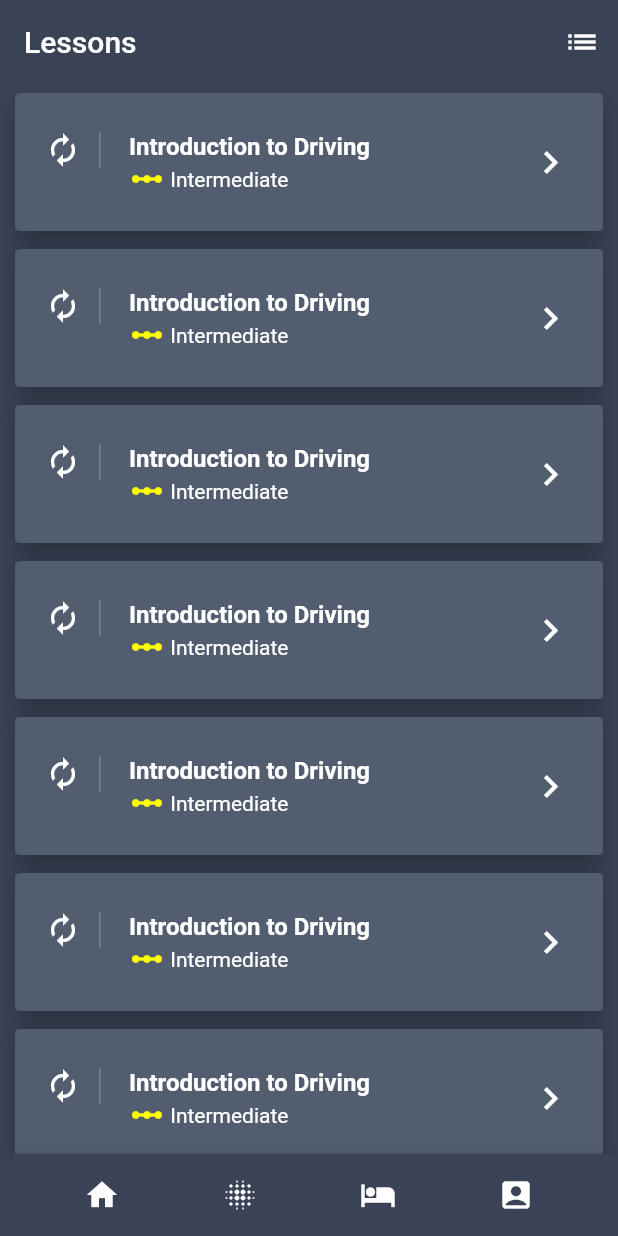
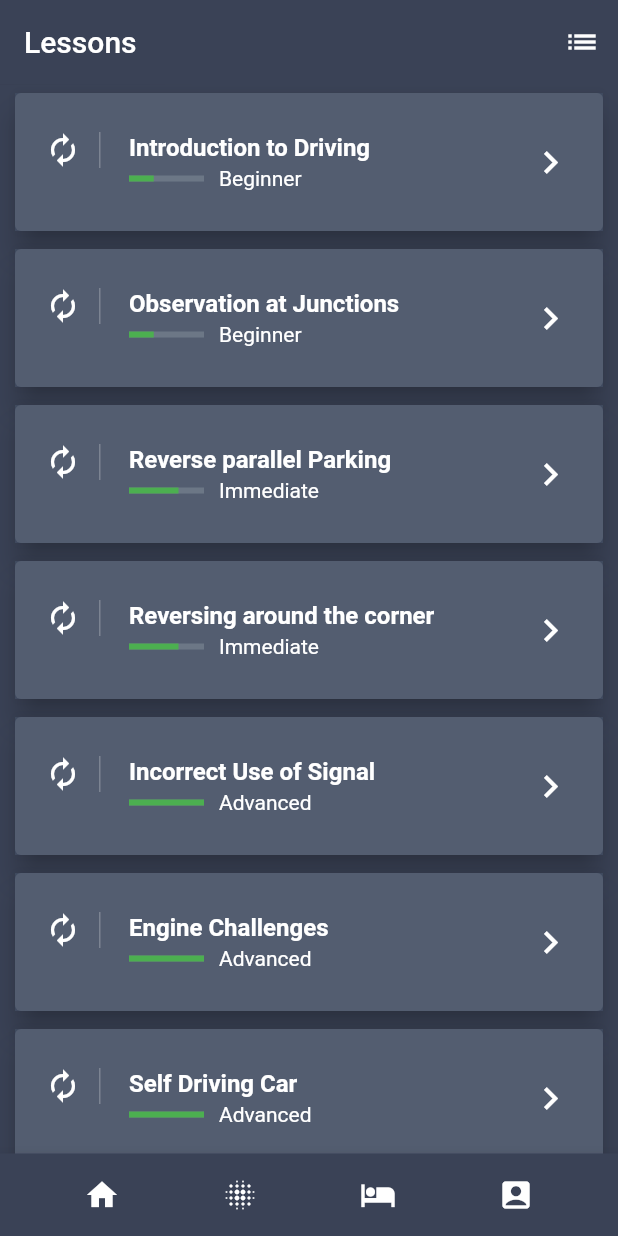
Before and after one commit to phduytien/beautiful_list_and_detail_flutter, a Flutter app: the screen it shows after launch, on a phone screen of 412 x 824 dp. Run offline on Flutter 3.47's test engine with Material 2 defaults, Android fonts, the phone set to English and light mode, and no system bars.

```diff
--- a/lib/main.dart
+++ b/lib/main.dart
@@ -1,5 +1,9 @@
-import 'package:beautifullistdetail/utils/utils.dart';
 import 'package:flutter/material.dart';
+
+import 'utils/utils.dart';
+import 'model/list_model.dart';
+import 'model/lesson.dart';
+import 'detail.dart';
 
 void main() {
   runApp(MyApp());
@@ -26,6 +30,13 @@ class ListPage extends StatefulWidget {
 }
 
 class _ListPageState extends State<ListPage> {
+  List lessons;
+
+  @override
+  void initState() {
+    lessons = getLessons();
+    super.initState();
+  }
 
   @override
   Widget build(BuildContext context) {
@@ -41,7 +52,7 @@ class _ListPageState extends State<ListPage> {
       ],
     );
 
-    final makeListTile = ListTile(
+    ListTile makeListTile(Lesson lesson) => ListTile(
         contentPadding: EdgeInsets.symmetric(horizontal: 20.0, vertical: 10.0),
         leading: Container(
           padding: EdgeInsets.only(right: 12.0),
@@ -51,24 +62,46 @@ class _ListPageState extends State<ListPage> {
           child: Icon(Icons.autorenew, color: Colors.white),
         ),
         title: Text(
-          "Introduction to Driving",
+          lesson.title,
           style: TextStyle(color: Colors.white, fontWeight: FontWeight.bold),
         ),
         subtitle: Row(
           children: <Widget>[
-            Icon(Icons.linear_scale, color: Colors.yellowAccent),
-            Text(" Intermediate", style: TextStyle(color: Colors.white))
+            Expanded(
+                flex: 1,
+                child: Container(
+                  // tag: 'hero',
+                  child: LinearProgressIndicator(
+                      backgroundColor: AppConstant.progressBarColor,
+                      value: lesson.indicatorValue,
+                      valueColor: AlwaysStoppedAnimation(Colors.green)),
+                )),
+            Expanded(
+              flex: 4,
+              child: Padding(
+                  padding: EdgeInsets.only(left: 10.0),
+                  child: Text(lesson.level,
+                      style: TextStyle(color: Colors.white))),
+            )
           ],
         ),
         trailing:
-            Icon(Icons.keyboard_arrow_right, color: Colors.white, size: 30.0));
+            Icon(Icons.keyboard_arrow_right, color: Colors.white, size: 30.0),
+        onTap: () {
+          Navigator.push(
+              context,
+              MaterialPageRoute(
+                  builder: (context) => DetailPage(lesson: lesson)
+              )
+          );
+        });
 
-    final makeCard = Card(
+    Card makeCard(Lesson lesson) => Card(
           elevation: 8.0,
           margin: EdgeInsets.symmetric(horizontal: 10.0, vertical: 6.0),
           child: Container(
             decoration: BoxDecoration(color: AppConstant.cardBackgroundColor),
-        child: makeListTile,
+            child: makeListTile(lesson),
           ),
         );
 
@@ -76,9 +109,9 @@ class _ListPageState extends State<ListPage> {
       child: ListView.builder(
         scrollDirection: Axis.vertical,
         shrinkWrap: true,
-        itemCount: 10,
+        itemCount: lessons.length,
         itemBuilder: (BuildContext context, int index) {
-          return makeCard;
+          return makeCard(lessons[index]);
         },
       ),
     );
--- a/lib/utils/utils.dart
+++ b/lib/utils/utils.dart
@@ -3,5 +3,6 @@ import 'dart:ui';
 class AppConstant {
   static Color backgroundColor = Color.fromRGBO(58, 66, 86, 1.0);
   static Color cardBackgroundColor = Color.fromRGBO(64, 75, 96, 0.9);
+  static Color progressBarColor = Color.fromRGBO(209, 224, 224, 0.2);
   static double bottomTabbarHeight = 55.0;
 }
```
Also changed, not shown: lib/detail.dart (added, +133 -0 lines), pubspec.yaml (+11 -0 lines), assets/drive-steering-wheel.jpg (added), assets/line.png (added), fonts/Raleway-Regular.ttf (added), fonts/Raleway-Thin.ttf (added), lib/model/list_model.dart (renamed from lib/model/listmodel.dart). Lines whose indentation alone changed are shown as unchanged.
